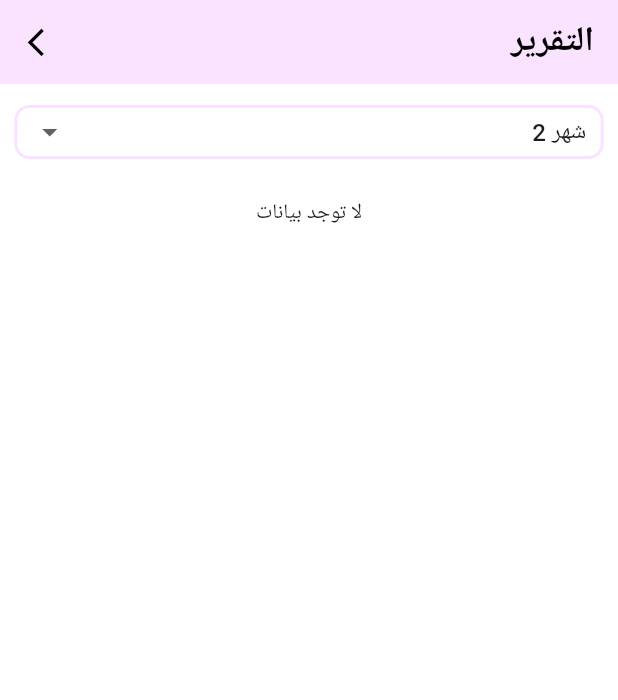
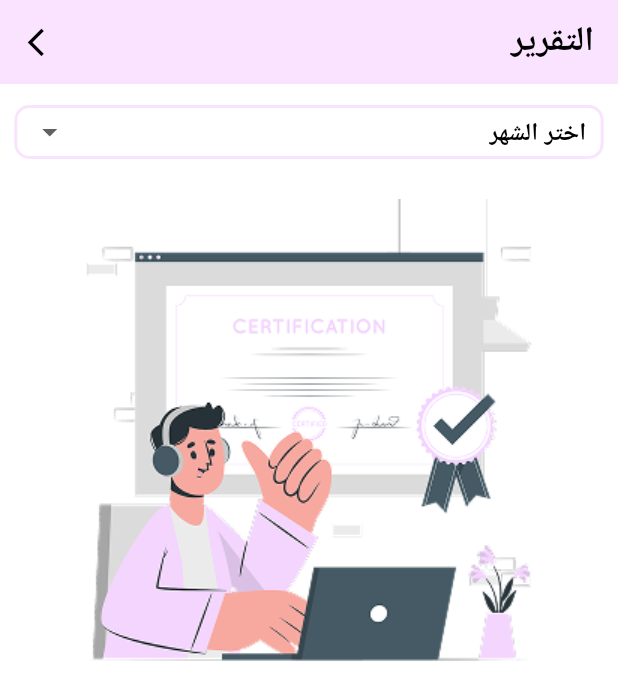
Before and after one commit to nouramer725/Dar-El-3loom-App, a Flutter app: the TaqreerScreen screen opened by its route, on a phone screen of 412 x 824 dp. Shown: the top 700 px of the screen. Run offline on Flutter 3.47's test engine with Material 3 defaults, Android fonts, the light colour scheme and no system bars; our stand-ins replace curved_navigation_bar, dio, dotted_line, fluttertoast, google_fonts, image_picker and 1 more; missing offline and left inert: flutter_inner_shadow; accounts and stored records are empty; network calls fail; Roboto replaces fonts that are missing (Castoro).

Commit message:
add image of taqrer screen

```diff
--- a/lib/home/containers_contents/Certificates/taqarer_screen.dart
+++ b/lib/home/containers_contents/Certificates/taqarer_screen.dart
@@ -1,8 +1,8 @@
 import 'package:dar_el_3loom/home/containers_contents/Certificates/taqarer_table_widget.dart';
+import 'package:dar_el_3loom/utils/app_assets.dart';
 import 'package:dar_el_3loom/utils/app_colors.dart';
 import 'package:flutter/material.dart';
 import 'package:provider/provider.dart';
-
 import '../../../BackendSetup Data/Api/api_service.dart';
 import '../../../Model/takim_model.dart';
 import '../../../provider/student_login_provider.dart';
@@ -25,7 +25,7 @@ class _TaqreerScreenState extends State<TaqreerScreen> {
   int totalPercentage = 0;
 
   bool isLoading = false;
-  int selectedMonth = DateTime.now().month;
+  int? selectedMonth;
 
   @override
   void initState() {
@@ -43,7 +43,7 @@ class _TaqreerScreenState extends State<TaqreerScreen> {
   Future<void> fetchData() async {
     setState(() => isLoading = true);
 
-    final response = await apiService.fetchTakiim(month: selectedMonth);
+    final response = await apiService.fetchTakiim(month: selectedMonth ?? 0);
 
     if (response != null) {
       setState(() {
@@ -113,7 +113,7 @@ class _TaqreerScreenState extends State<TaqreerScreen> {
                           context,
                         ).scaffoldBackgroundColor,
                         icon: Icon(Icons.arrow_drop_down),
-                        initialValue: selectedMonth,
+                        value: selectedMonth,
                         hint: Text(
                           "اختر الشهر",
                           style: AppText.boldText(
@@ -142,13 +142,13 @@ class _TaqreerScreenState extends State<TaqreerScreen> {
                     ),
 
                     isLoading
-                        ? const Center(
+                        ? Center(
                             child: CircularProgressIndicator(
                               color: AppColors.container5Color,
                             ),
                           )
                         : takiimList.isEmpty
-                        ? const Center(child: Text("لا توجد بيانات"))
+                        ? Center(child: Image.asset(AppAssets.container5Image))
                         : SingleChildScrollView(
                             child: TaqarerTableWidget(
                               selectedMonth: selectedMonth.toString(),
```
